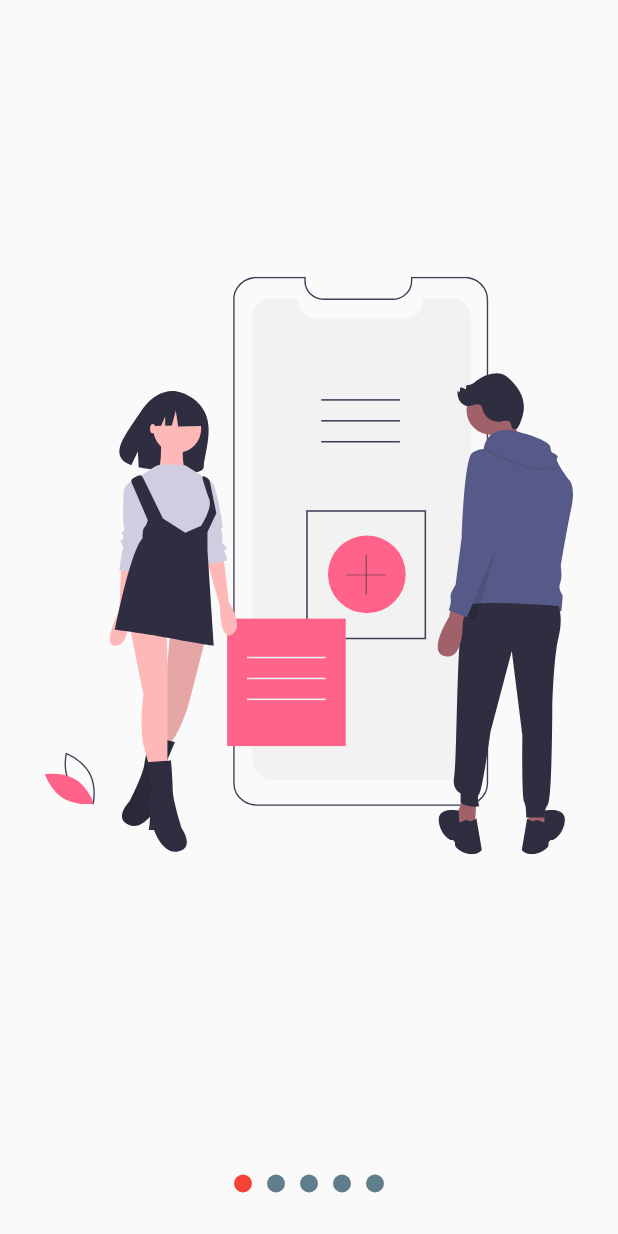
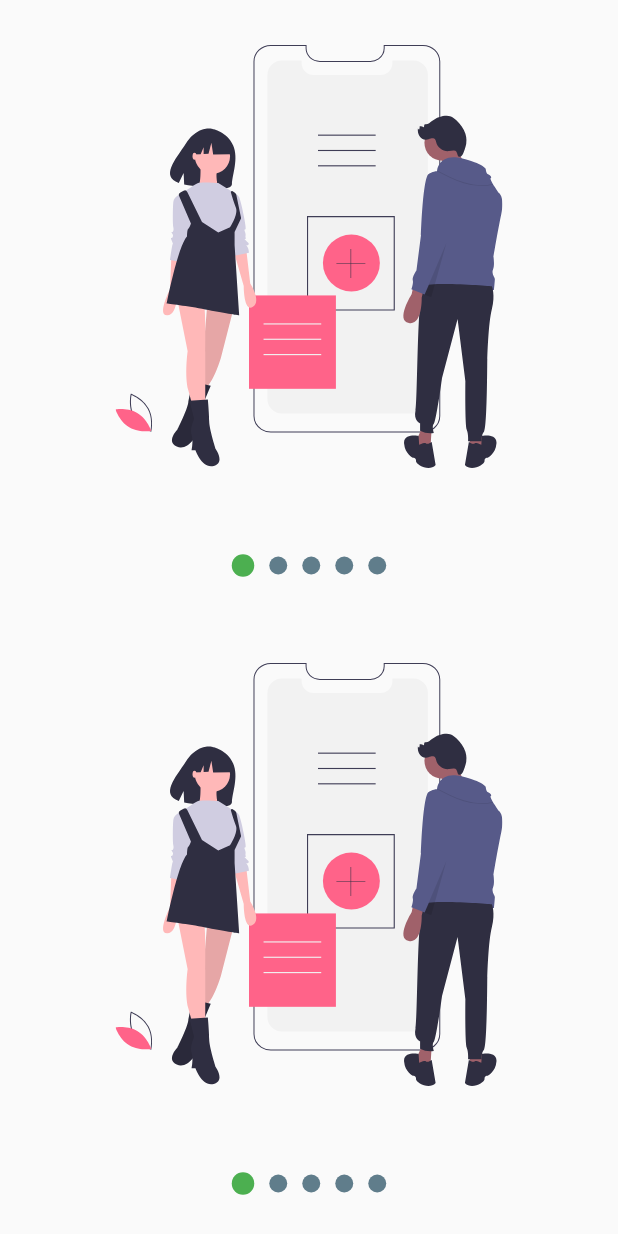
Before and after one commit to brayannhc07/flutter-curso-intermedio, a Flutter app: the screen it shows after launch, on a phone screen of 412 x 824 dp. Run offline on Flutter 3.47's test engine with Material 2 defaults, Android fonts, the light colour scheme and no system bars; our stand-ins replace flutter_svg.

Commit message:
Sección 5: Fin de sección - Slideshow

```diff
--- a/app_designs/lib/pages/slideshow_page.dart
+++ b/app_designs/lib/pages/slideshow_page.dart
@@ -8,10 +8,29 @@ class SlideshowPage extends StatelessWidget {
   @override
   Widget build(BuildContext context) {
     return Scaffold(
-      body: Slideshow(
+      body: Column(
+        children: const [
+          Expanded(child: MySlide()),
+          Expanded(child: MySlide()),
+        ],
+      ),
+    );
+  }
+}
+
+class MySlide extends StatelessWidget {
+  const MySlide({
+    Key? key,
+  }) : super(key: key);
+
+  @override
+  Widget build(BuildContext context) {
+    return Slideshow(
       puntosArriba: false,
-        colorPrimario: Colors.red,
+      colorPrimario: Colors.green,
       colorSecundario: Colors.blueGrey,
+      bulletPrimario: 15,
+      bulletSecundario: 12,
       slides: [
         SvgPicture.asset("assets/svgs/slide-1.svg"),
         SvgPicture.asset("assets/svgs/slide-2.svg"),
@@ -19,7 +38,6 @@ class SlideshowPage extends StatelessWidget {
         SvgPicture.asset("assets/svgs/slide-4.svg"),
         SvgPicture.asset("assets/svgs/slide-5.svg"),
       ],
-      ),
     );
   }
 }
--- a/app_designs/lib/widgets/slideshow.dart
+++ b/app_designs/lib/widgets/slideshow.dart
@@ -1,33 +1,36 @@
 import 'package:flutter/material.dart';
 import 'package:provider/provider.dart';
-
-import '../models/slider_model.dart';
 
 class Slideshow extends StatelessWidget {
   final List<Widget> slides;
   final bool puntosArriba;
   final Color colorPrimario;
   final Color colorSecundario;
+  final double bulletPrimario;
+  final double bulletSecundario;
 
   const Slideshow(
       {Key? key,
       required this.slides,
       this.puntosArriba = false,
       this.colorPrimario = Colors.indigo,
-      this.colorSecundario = Colors.grey})
+      this.colorSecundario = Colors.grey,
+      this.bulletPrimario = 12,
+      this.bulletSecundario = 12})
       : super(key: key);
 
   @override
   Widget build(BuildContext context) {
     return ChangeNotifierProvider(
-        create: (_) => _SlidershowModel(),
+        create: (_) => _SlidershowModel(
+            colorPrimario, colorSecundario, bulletPrimario, bulletSecundario),
         child: SafeArea(
           child: Center(
             child: Builder(builder: (context) {
-              Provider.of<_SlidershowModel>(context).colorPrimario =
-                  colorPrimario;
-              Provider.of<_SlidershowModel>(context).colorSecundario =
-                  colorSecundario;
+              // Provider.of<_SlidershowModel>(context).colorPrimario =
+              //     ;
+              // Provider.of<_SlidershowModel>(context).colorSecundario =
+              //     ;
               return _CrearEstructuraSlideshow(
                   puntosArriba: puntosArriba, slides: slides);
             }),
@@ -96,14 +99,20 @@ class _Dot extends StatelessWidget {
   Widget build(BuildContext context) {
     final slideshowModel = Provider.of<_SlidershowModel>(context);
 
+    final isCurrent = (slideshowModel.currentPage >= index - 0.5 &&
+        slideshowModel.currentPage <= index + 0.5);
+
+    final bulletSize = isCurrent
+        ? slideshowModel.bulletPrimario
+        : slideshowModel.bulletSecundario;
+
     return AnimatedContainer(
       duration: const Duration(milliseconds: 200),
-      width: 12,
-      height: 12,
+      width: bulletSize,
+      height: bulletSize,
       margin: const EdgeInsets.symmetric(horizontal: 5),
       decoration: BoxDecoration(
-          color: (slideshowModel.currentPage >= index - 0.5 &&
-                  slideshowModel.currentPage <= index + 0.5)
+          color: isCurrent
               ? slideshowModel.colorPrimario
               : slideshowModel.colorSecundario,
           shape: BoxShape.circle),
@@ -166,28 +175,42 @@ class _Slide extends StatelessWidget {
 }
 
 class _SlidershowModel with ChangeNotifier {
+  _SlidershowModel(this._colorPrimario, this._colorSecundario,
+      this._bulletPrimario, this._bulletSecundario);
+
   double _currentPage = 0;
   Color _colorPrimario = Colors.blue;
   Color _colorSecundario = Colors.grey;
+  double _bulletPrimario = 12;
+  double _bulletSecundario = 12;
 
   double get currentPage => _currentPage;
-
   set currentPage(double value) {
     _currentPage = value;
     notifyListeners();
   }
 
   Color get colorPrimario => _colorPrimario;
-
   set colorPrimario(Color value) {
     _colorPrimario = value;
     notifyListeners();
   }
 
   Color get colorSecundario => _colorSecundario;
-
   set colorSecundario(Color value) {
     _colorSecundario = value;
     notifyListeners();
   }
+
+  double get bulletPrimario => _bulletPrimario;
+  set bulletPrimario(double value) {
+    _bulletPrimario = value;
+    notifyListeners();
+  }
+
+  double get bulletSecundario => _bulletSecundario;
+  set bulletSecundario(double value) {
+    _bulletSecundario = value;
+    notifyListeners();
+  }
 }
```
Also changed, not shown: app_designs/pubspec.lock. Lines whose indentation alone changed are shown as unchanged.
